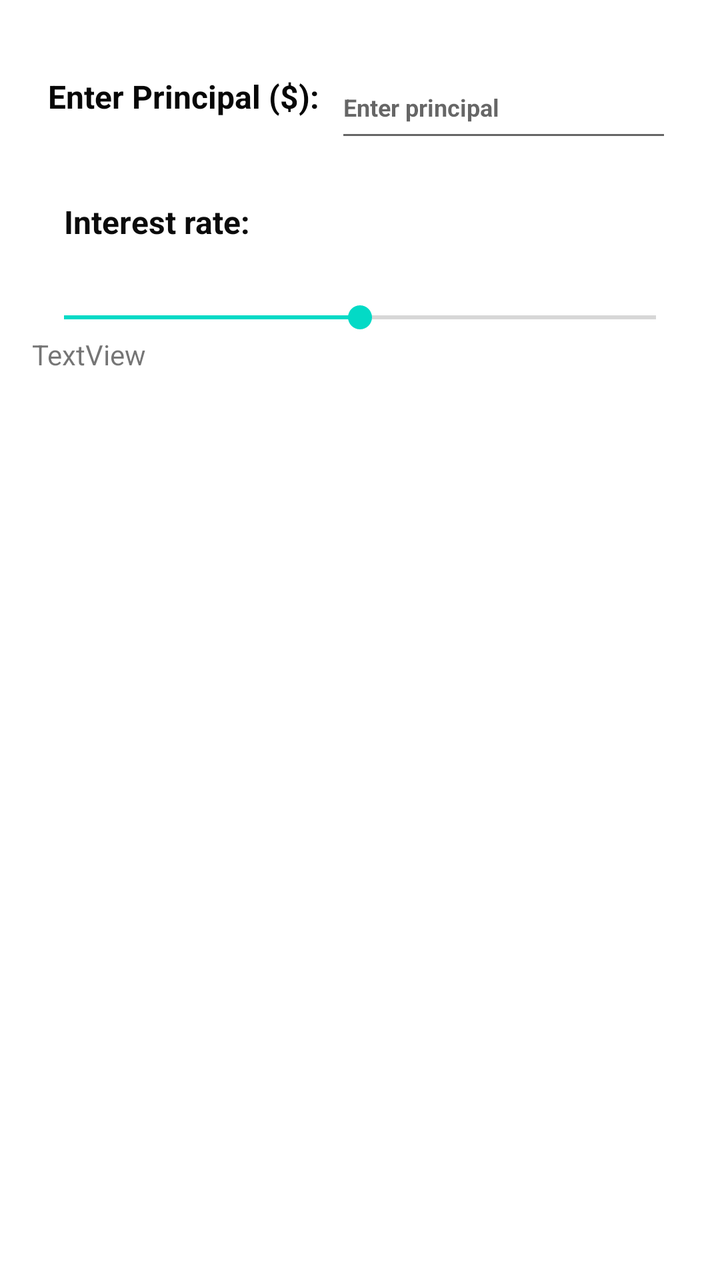
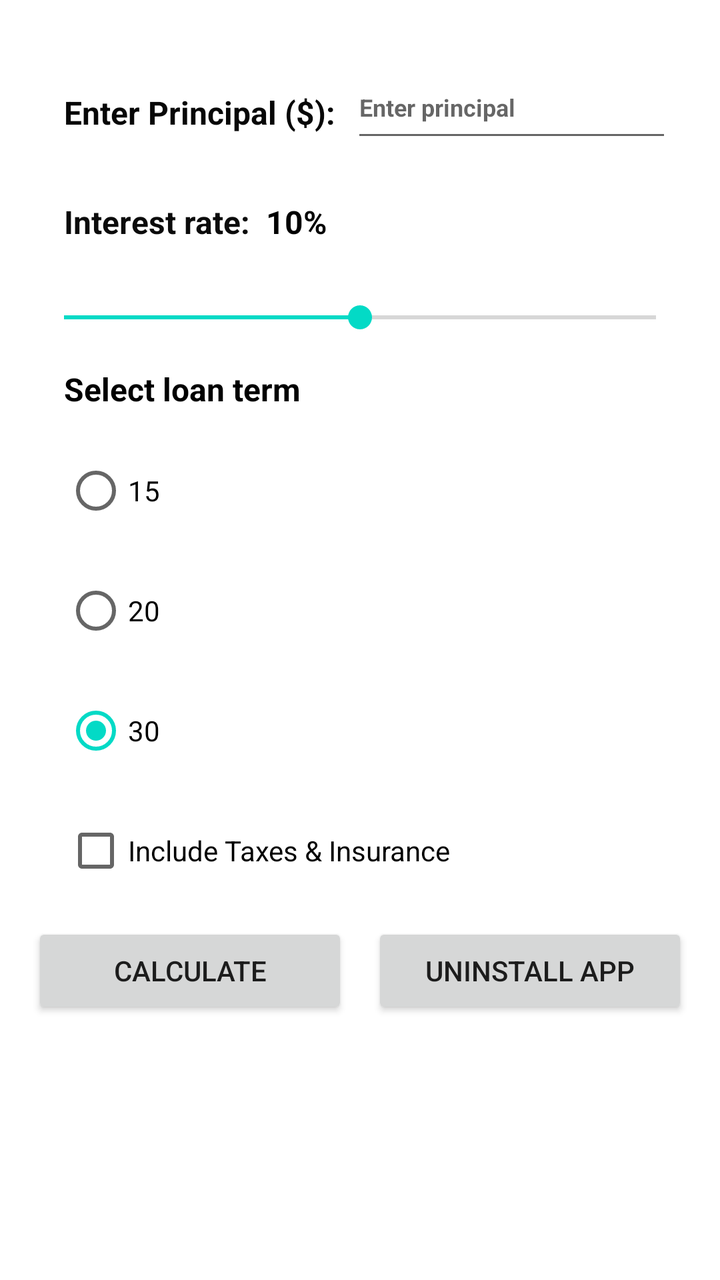

Screens rendered from an Android XML layout before and after an edit, with the pre-edit source and the edit as a unified diff.
<!-- AndroidManifest.xml: application theme Theme.Project1Xuhang -->
<!-- res/layout/activity_main.xml -->
<?xml version="1.0" encoding="utf-8"?>
<androidx.constraintlayout.widget.ConstraintLayout xmlns:android="http://schemas.android.com/apk/res/android"
    xmlns:app="http://schemas.android.com/apk/res-auto"
    xmlns:tools="http://schemas.android.com/tools"
    android:id="@+id/main"
    android:layout_width="match_parent"
    android:layout_height="match_parent"
    tools:context=".MainActivity">

    <ScrollView
        android:layout_width="0dp"
        android:layout_height="0dp"
        app:layout_constraintBottom_toBottomOf="parent"
        app:layout_constraintEnd_toEndOf="parent"
        app:layout_constraintStart_toStartOf="parent"
        app:layout_constraintTop_toTopOf="parent">

        <LinearLayout
            android:layout_width="match_parent"
            android:layout_height="wrap_content"
            android:orientation="vertical"
            android:padding="16dp">

            <LinearLayout
                android:layout_width="match_parent"
                android:layout_height="wrap_content"
                android:layout_margin="8dp"
                android:orientation="horizontal">

                <TextView
                    android:id="@+id/tvPrincipalLabel"
                    android:layout_width="wrap_content"
                    android:layout_height="wrap_content"
                    android:layout_marginEnd="8dp"
                    android:text="Enter Principal ($):"
                    android:textColor="#070707"
                    android:textSize="16sp"
                    android:textStyle="bold" />

                <EditText
                    android:id="@+id/etPrincipal"
                    android:layout_width="117dp"
                    android:layout_height="wrap_content"
                    android:layout_marginTop="4dp"
                    android:layout_weight="1"
                    android:ems="10"
                    android:hint="Enter principal"
                    android:inputType="numberDecimal"
                    android:minHeight="48dp"
                    android:textSize="12sp"
                    android:textStyle="bold" />

            </LinearLayout>

            <LinearLayout
                android:layout_width="match_parent"
                android:layout_height="wrap_content"
                android:layout_margin="16dp"
                android:orientation="horizontal">

                <TextView
                    android:layout_width="wrap_content"
                    android:layout_height="wrap_content"
                    android:layout_marginEnd="8dp"
                    android:text="Interest rate:"
                    android:textColor="#0B0B0B"
                    android:textSize="16sp"
                    android:textStyle="bold" />
            </LinearLayout>

            <SeekBar
                android:id="@+id/sbRate"
                android:layout_width="match_parent"
                android:layout_height="wrap_content"
                android:layout_marginTop="12dp"
                android:max="200"
                android:progress="100" />

            <TextView
                android:id="@+id/textView3"
                android:layout_width="match_parent"
                android:layout_height="wrap_content"
                android:text="TextView" />

        </LinearLayout>
    </ScrollView>

</androidx.constraintlayout.widget.ConstraintLayout>
<!-- resources referenced by this layout -->
<resources>
  <style name="Theme.Project1Xuhang" parent="Theme.MaterialComponents.DayNight.DarkActionBar">
          <item name="colorPrimary">@color/colorPrimary</item>
          <item name="colorPrimaryVariant">@color/colorPrimaryVariant</item>
          <item name="colorOnPrimary">@color/colorOnPrimary</item>
      </style>
  <color name="colorPrimary">#6200EE</color>
  <color name="colorPrimaryVariant">#3700B3</color>
  <color name="colorOnPrimary">#FFFFFF</color>
</resources>

<!-- the commit's change to res/layout/activity_main.xml (unified diff, before → after) -->
@@ -31,6 +31,7 @@
                     android:id="@+id/tvPrincipalLabel"
                     android:layout_width="wrap_content"
                     android:layout_height="wrap_content"
+                    android:layout_margin="8dp"
                     android:layout_marginEnd="8dp"
                     android:text="Enter Principal ($):"
                     android:textColor="#070707"
@@ -66,6 +67,16 @@
                     android:textColor="#0B0B0B"
                     android:textSize="16sp"
                     android:textStyle="bold" />
+
+                <TextView
+                    android:id="@+id/tvRateValue"
+                    android:layout_width="wrap_content"
+                    android:layout_height="wrap_content"
+                    android:layout_weight="1"
+                    android:text="10%"
+                    android:textColor="#000000"
+                    android:textSize="16sp"
+                    android:textStyle="bold" />
             </LinearLayout>
 
             <SeekBar
@@ -80,7 +91,74 @@
                 android:id="@+id/textView3"
                 android:layout_width="match_parent"
                 android:layout_height="wrap_content"
-                android:text="TextView" />
+                android:layout_margin="16dp"
+                android:layout_marginTop="4dp"
+                android:layout_marginEnd="8dp"
+                android:text="Select loan term"
+                android:textColor="#000000"
+                android:textSize="16sp"
+                android:textStyle="bold" />
+
+            <RadioGroup
+                android:id="@+id/rgYears"
+                android:layout_width="match_parent"
+                android:layout_height="match_parent" >
+
+                <RadioButton
+                    android:id="@+id/rb15"
+                    android:layout_width="match_parent"
+                    android:layout_height="wrap_content"
+                    android:layout_marginStart="16dp"
+                    android:text="15" />
+
+                <RadioButton
+                    android:id="@+id/rb20"
+                    android:layout_width="match_parent"
+                    android:layout_height="wrap_content"
+                    android:layout_marginStart="16dp"
+                    android:layout_marginTop="12dp"
+                    android:text="20" />
+
+                <RadioButton
+                    android:id="@+id/rb30"
+                    android:layout_width="match_parent"
+                    android:layout_height="wrap_content"
+                    android:layout_marginStart="16dp"
+                    android:layout_marginTop="12dp"
+                    android:checked="true"
+                    android:text="30" />
+
+            </RadioGroup>
+
+            <CheckBox
+                android:id="@+id/cbTaxes"
+                android:layout_width="match_parent"
+                android:layout_height="wrap_content"
+                android:layout_marginStart="16dp"
+                android:layout_marginTop="12dp"
+                android:text="Include Taxes &amp; Insurance" />
+
+            <LinearLayout
+                android:layout_width="match_parent"
+                android:layout_height="wrap_content"
+                android:layout_marginTop="12dp"
+                android:orientation="horizontal">
+
+                <Button
+                    android:id="@+id/btnCalc"
+                    android:layout_width="0dp"
+                    android:layout_height="wrap_content"
+                    android:layout_weight="1"
+                    android:text="Calculate" />
+
+                <Button
+                    android:id="@+id/btnUninstall"
+                    android:layout_width="0dp"
+                    android:layout_height="wrap_content"
+                    android:layout_marginStart="12dp"
+                    android:layout_weight="1"
+                    android:text="Uninstall App" />
+            </LinearLayout>
 
         </LinearLayout>
     </ScrollView>
